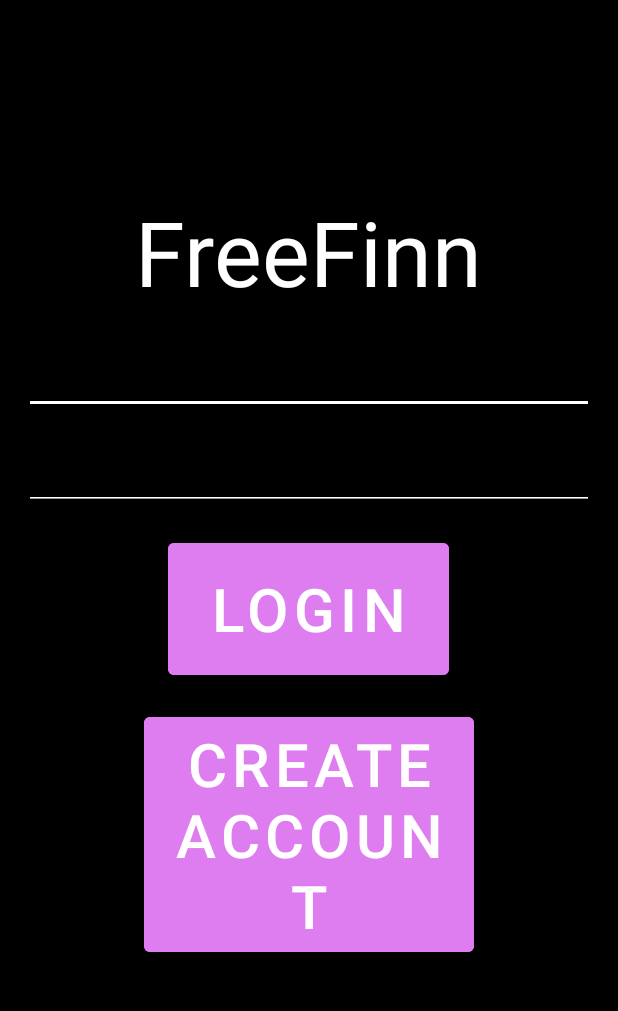
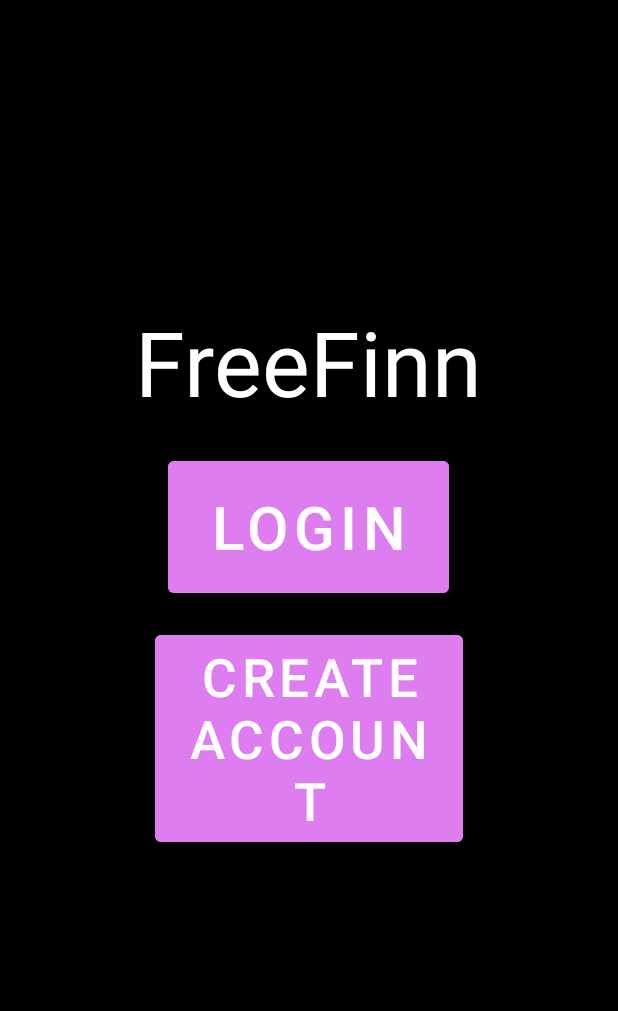
Before and after one commit to cs-mg-gh/freeFin2, an Android app: the MainActivity screen opened directly, with no data from a screen before it, on a phone screen of 412 x 824 dp, the part 84-1095 px from its top. Run offline under Robolectric (Android 15) with nearby library versions, the phone set to English and light mode, and no system bars.

Commit message:
updated Main activity_main.xml

```diff
--- a/app/src/main/res/layout/activity_main.xml
+++ b/app/src/main/res/layout/activity_main.xml
@@ -17,27 +17,6 @@
         android:textColor="@color/white"
         android:textSize="60sp" />
 
-    <EditText
-        android:id="@+id/editTextUsername"
-        android:layout_width="match_parent"
-        android:layout_height="wrap_content"
-        android:hint="@string/usernamee"
-        android:textColor="@color/white"
-        android:textSize="20sp"
-        android:backgroundTint="@color/white"
-        android:layout_marginBottom="16dp"/>
-
-    <EditText
-        android:id="@+id/editTextPassword"
-        android:layout_width="match_parent"
-        android:layout_height="wrap_content"
-        android:hint="@string/passwordd"
-        android:inputType="textPassword"
-        android:textColor="@color/white"
-        android:textSize="20sp"
-        android:backgroundTint="@color/white"
-        android:layout_marginBottom="16dp"/>
-
     <Button
         android:id="@+id/buttonLogin"
         android:layout_width="187dp"
@@ -49,10 +28,10 @@
 
     <Button
         android:id="@+id/buttonCreateAccount"
-        android:layout_width="220dp"
+        android:layout_width="205dp"
         android:layout_height="wrap_content"
         android:layout_marginTop="16dp"
         android:backgroundTint="#de7df0"
         android:text="@string/create_account"
-        android:textSize="40sp" />
+        android:textSize="35sp" />
 </LinearLayout>
```
